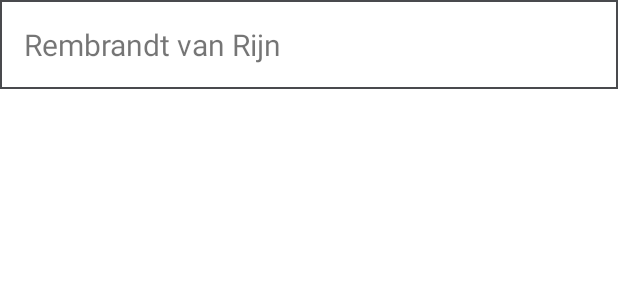
After one commit to bartluik/Rijksmuseum, an Android app: the layout item_header_overview.xml on its own in the app's theme, with its tools: preview values and no code run, on a phone screen of 412 x 824 dp. The commit adds this screen. Shown: the top 300 px of the screen. Run offline under Robolectric (Android 15) with nearby library versions, the phone set to English and light mode, and no system bars.

Commit message:
Add author headers on overview list

```diff
--- /dev/null
+++ b/app/src/main/res/drawable/bg_art_collection_header.xml
@@ -0,0 +1,8 @@
+<?xml version="1.0" encoding="UTF-8"?>
+<shape xmlns:android="http://schemas.android.com/apk/res/android"
+    android:shape="rectangle">
+    <solid android:color="?attr/colorPrimary" />
+    <stroke
+        android:width="1dp"
+        android:color="?attr/colorSecondary" />
+</shape>
--- a/app/src/main/res/layout/fragment_art_overview.xml
+++ b/app/src/main/res/layout/fragment_art_overview.xml
@@ -9,10 +9,10 @@
         android:id="@+id/overview_title"
         android:layout_width="0dp"
         android:layout_height="wrap_content"
-        android:layout_margin="16dp"
+        android:layout_margin="@dimen/default_spacing"
         android:gravity="center"
         android:text="@string/art_overview_title"
-        android:textSize="18sp"
+        android:textSize="@dimen/text_size_h1"
         app:layout_constraintBottom_toTopOf="@id/art_list"
         app:layout_constraintEnd_toEndOf="parent"
         app:layout_constraintStart_toStartOf="parent"
--- a/app/src/main/res/layout/item_art_overview.xml
+++ b/app/src/main/res/layout/item_art_overview.xml
@@ -20,7 +20,7 @@
         android:id="@+id/art_title"
         android:layout_width="0dp"
         android:layout_height="wrap_content"
-        android:layout_margin="@dimen/default_margin"
+        android:layout_margin="@dimen/default_spacing"
         android:gravity="end"
         android:shadowColor="?attr/colorPrimaryVariant"
         android:shadowDx="2"
--- /dev/null
+++ b/app/src/main/res/layout/item_header_overview.xml
@@ -0,0 +1,10 @@
+<?xml version="1.0" encoding="utf-8"?>
+<TextView xmlns:android="http://schemas.android.com/apk/res/android"
+    xmlns:tools="http://schemas.android.com/tools"
+    android:id="@+id/overview_header_title"
+    android:layout_width="match_parent"
+    android:layout_height="wrap_content"
+    android:background="@drawable/bg_art_collection_header"
+    android:padding="@dimen/default_spacing"
+    android:textSize="@dimen/text_size_h2"
+    tools:text="Rembrandt van Rijn" />
--- a/app/src/main/res/values/dimens.xml
+++ b/app/src/main/res/values/dimens.xml
@@ -4,5 +4,6 @@
     <dimen name="text_size_h2">20sp</dimen>
     <dimen name="text_size_h3">18sp</dimen>
 
-    <dimen name="default_margin">16dp</dimen>
+    <dimen name="default_spacing">16dp</dimen>
+    <dimen name="large_spacing">32dp</dimen>
 </resources>
--- a/art/src/main/java/it/luik/rijksmuseum/art/Art.kt
+++ b/art/src/main/java/it/luik/rijksmuseum/art/Art.kt
@@ -3,5 +3,6 @@ package it.luik.rijksmuseum.art
 data class Art(
     val id: String,
     val title: String,
-    val imageUrl: String
+    val imageUrl: String,
+    val author: String,
 )
--- a/art/src/main/java/it/luik/rijksmuseum/art/RijksmuseumArtCollectionRepository.kt
+++ b/art/src/main/java/it/luik/rijksmuseum/art/RijksmuseumArtCollectionRepository.kt
@@ -16,7 +16,8 @@ internal class RijksmuseumArtCollectionRepository @Inject constructor(
                     Art(
                         id = artObject.id,
                         title = artObject.longTitle,
-                        imageUrl = artObject.webImage.url
+                        imageUrl = artObject.webImage.url,
+                        author = artObject.principalOrFirstMaker
                     )
                 }
             }
--- a/art/src/main/java/it/luik/rijksmuseum/art/remote/ArtCollectionResponse.kt
+++ b/art/src/main/java/it/luik/rijksmuseum/art/remote/ArtCollectionResponse.kt
@@ -12,6 +12,7 @@ internal class ArtCollectionResponse(
 internal class ArtObjectResponse(
     val id: String,
     val longTitle: String,
+    val principalOrFirstMaker: String,
     val webImage: WebImageResponse
 )
 
```
Also changed, not shown: app/src/main/java/it/luik/rijksmuseum/overview/ArtOverviewAdapter.kt (+56 -12 lines), app/src/main/java/it/luik/rijksmuseum/overview/ArtOverviewItem.kt (+12 -5 lines), app/src/main/java/it/luik/rijksmuseum/overview/ArtOverviewItemDiff.kt (+9 -4 lines), app/src/main/java/it/luik/rijksmuseum/overview/ArtOverviewViewModel.kt (+28 -15 lines), 1 other file.
